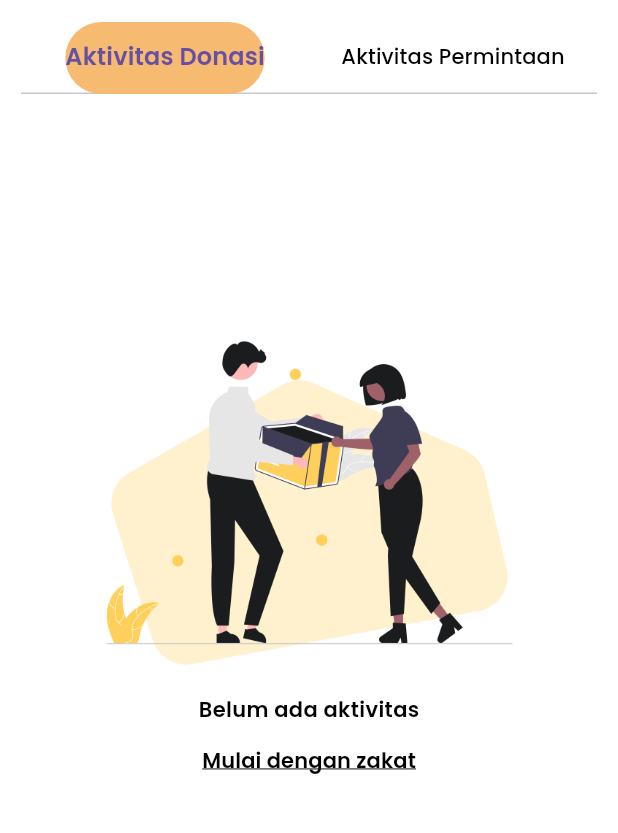
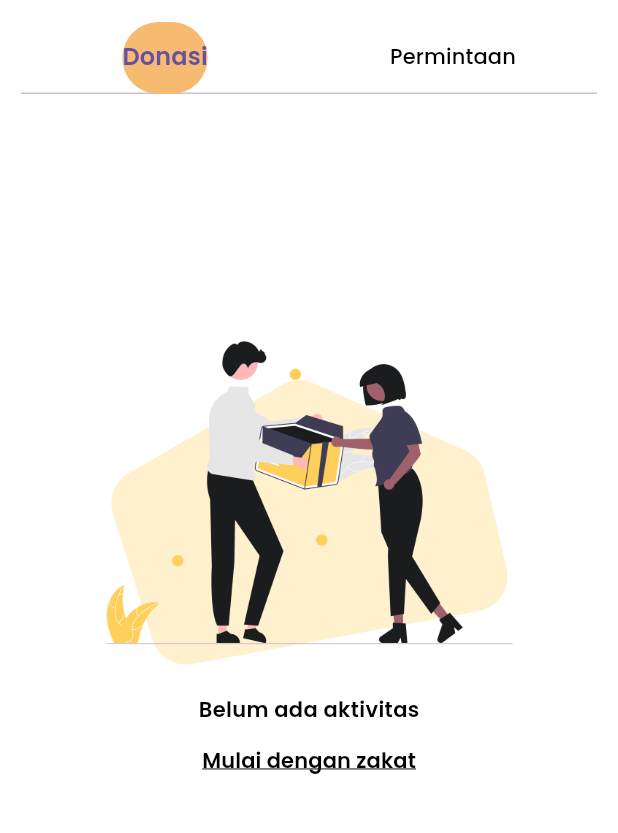
Before and after one commit to sahabatLaode/Skripsi_Dermain, a Flutter app: the Aktivitas screen opened directly, on a phone screen of 412 x 824 dp, the part 77-910 px from its top. Run offline on Flutter 3.47's test engine with Material 3 defaults, Android fonts, the light colour scheme and no system bars; our stand-ins replace carousel_slider, dio, email_validator, flutter_multi_formatter, flutter_riverpod, flutter_svg and 5 more; missing offline and left inert: flutter_osm_plugin; accounts and stored records are empty; network calls fail.

```diff
--- a/lib/Navbar/Components/Aktivitas/aktivitas.dart
+++ b/lib/Navbar/Components/Aktivitas/aktivitas.dart
@@ -47,10 +47,10 @@ class Aktivitas extends StatelessWidget {
             padding: const EdgeInsets.only(left: 14, right: 14, bottom: 14),
             tabs: const [
               Tab(
-                child: Text('Aktivitas Donasi'),
+                child: Text('Donasi'),
               ),
               Tab(
-                child: Text('Aktivitas Permintaan'),
+                child: Text('Permintaan'),
               ),
             ],
           ),
```
